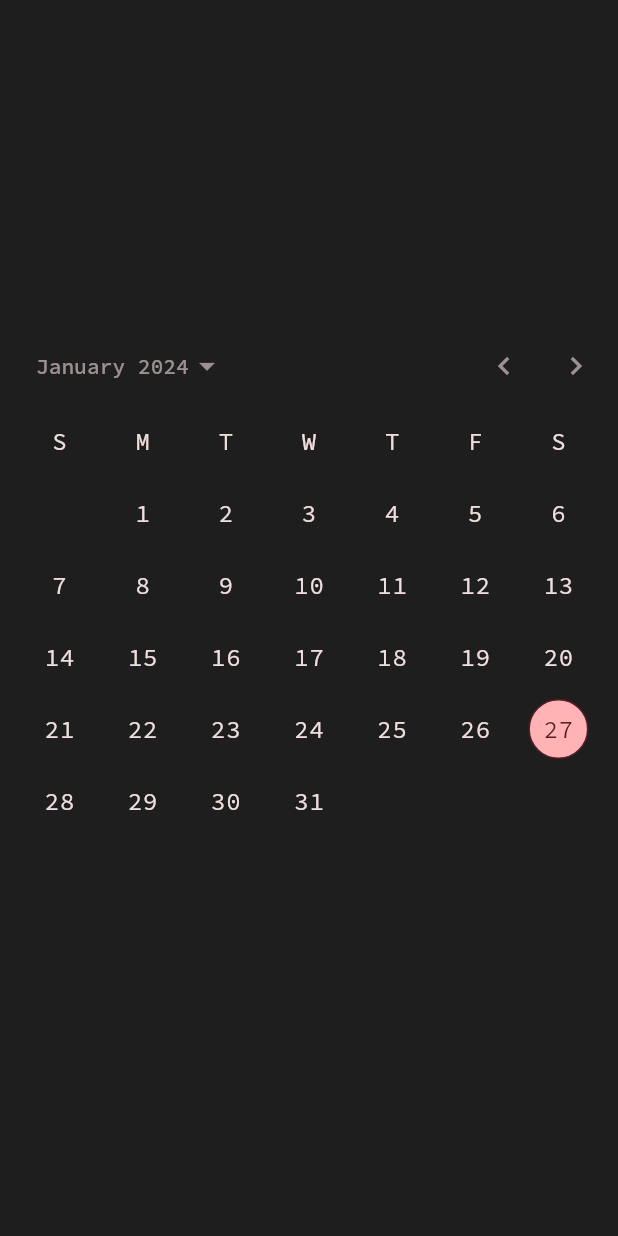
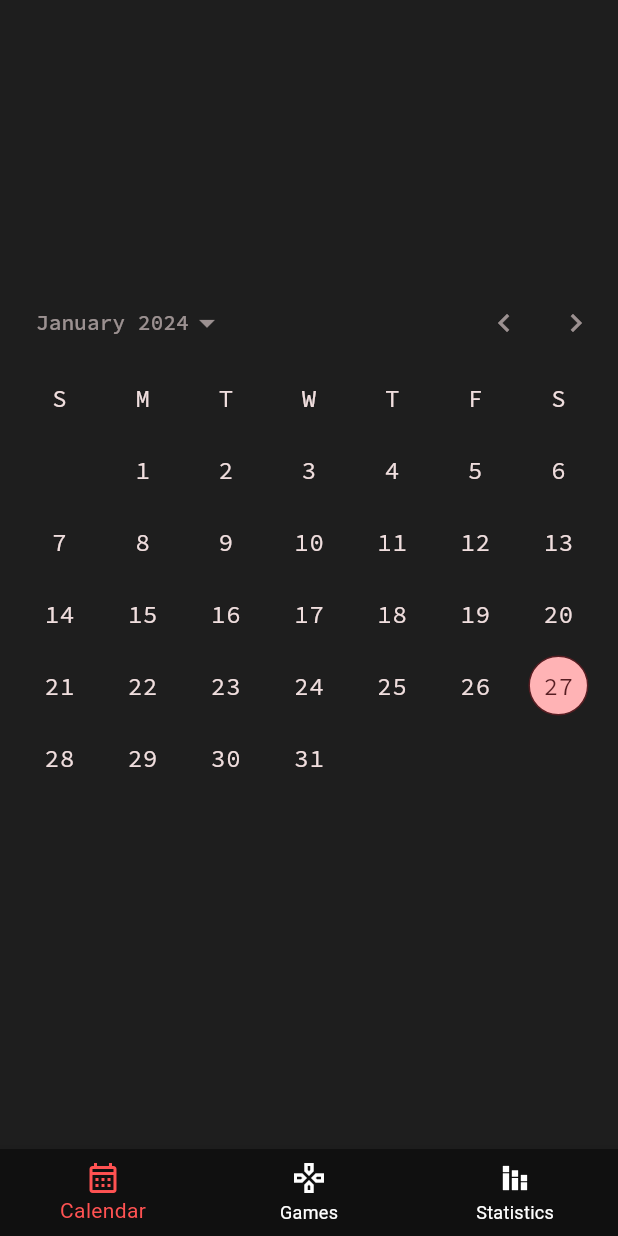
Before and after one commit to nikhil-RGB/gaming-tracker, a Flutter app: the screen it shows after launch, on a phone screen of 412 x 824 dp. Run offline on Flutter 3.47's test engine with Material 3 defaults, Android fonts, the phone set to English and light mode, and no system bars; drawn by our look-alikes of calendar_date_picker2; our stand-ins replace google_fonts.

Commit message:
✨ Add bottom Navigation Bar

```diff
--- a/lib/main.dart
+++ b/lib/main.dart
@@ -1,5 +1,6 @@
 import 'package:flutter/material.dart';
 import 'package:gaming_tracker/pages/CalendarPage.dart';
+import 'package:gaming_tracker/pages/LandingPage.dart';
 import 'package:google_fonts/google_fonts.dart';
 
 void main() {
@@ -22,7 +23,7 @@ class MyApp extends StatelessWidget {
         ),
         textTheme: GoogleFonts.sourceCodeProTextTheme(),
       ),
-      home: const CalendarPage(),
+      home: LandingPage(),
     );
   }
 }
--- a/lib/pages/CalendarPage.dart
+++ b/lib/pages/CalendarPage.dart
@@ -3,19 +3,29 @@
 import 'package:flutter/material.dart';
 import 'package:calendar_date_picker2/calendar_date_picker2.dart';
 
-class CalendarPage extends StatelessWidget {
+class CalendarPage extends StatefulWidget {
   const CalendarPage({super.key});
+
+  @override
+  State<CalendarPage> createState() => _CalendarPageState();
+}
+
+class _CalendarPageState extends State<CalendarPage> {
   @override
   Widget build(BuildContext context) {
     //Current date to initialize the calendar
     DateTime today = DateTime.now();
     List<DateTime?> _dates = [today];
-    return SafeArea(
-      child: Scaffold(
-        backgroundColor: const Color(0xFF1E1E1E),
-        body: Center(
+    return Scaffold(
+      backgroundColor: const Color(0xFF1E1E1E),
+      body: Center(
+        child: Theme(
+          data: Theme.of(context).copyWith(
+            splashFactory: NoSplash.splashFactory,
+          ),
           child: CalendarDatePicker2(
             config: CalendarDatePicker2Config(
+              selectedYearTextStyle: TextStyle(color: Colors.redAccent),
               dayTextStyle: const TextStyle(
                   color: Colors.white, fontWeight: FontWeight.w700),
               selectedDayTextStyle: const TextStyle(
--- /dev/null
+++ b/lib/pages/LandingPage.dart
@@ -0,0 +1,61 @@
+import 'package:flutter/material.dart';
+import 'package:gaming_tracker/pages/CalendarPage.dart';
+import 'package:gaming_tracker/pages/GamesPage.dart';
+import 'package:gaming_tracker/pages/StatisticsPage.dart';
+
+int _currentPage = 0;
+List<Widget> _screens = [
+  CalendarPage(),
+  GamesPage(),
+  StatisticsPage(),
+];
+
+class LandingPage extends StatefulWidget {
+  @override
+  State<LandingPage> createState() => _LandingPageState();
+}
+
+class _LandingPageState extends State<LandingPage> {
+  @override
+  Widget build(BuildContext context) {
+    return SafeArea(
+      child: Scaffold(
+        body: _screens[_currentPage],
+        bottomNavigationBar: Theme(
+          data: ThemeData(
+            splashColor: Colors.transparent,
+          ),
+          child: BottomNavigationBar(
+            onTap: (index) {
+              setState(() {
+                _currentPage = index;
+              });
+            },
+            currentIndex: _currentPage,
+            backgroundColor: const Color(0xFF101010),
+            unselectedItemColor: Colors.white,
+            selectedItemColor: Colors.redAccent,
+            items: const [
+              BottomNavigationBarItem(
+                icon: Icon(
+                  Icons.calendar_month_outlined,
+                ),
+                label: 'Calendar',
+              ),
+              BottomNavigationBarItem(
+                  icon: Icon(
+                    Icons.gamepad_outlined,
+                  ),
+                  label: 'Games'),
+              BottomNavigationBarItem(
+                  icon: Icon(
+                    Icons.stacked_bar_chart_outlined,
+                  ),
+                  label: 'Statistics'),
+            ],
+          ),
+        ),
+      ),
+    );
+  }
+}
```
Also changed, not shown: lib/pages/GamesPage.dart (added, +35 -0 lines), lib/pages/StatisticsPage.dart (added, +25 -0 lines), pubspec.yaml (+8 -63 lines), assets/images/cat_display.png (added).
